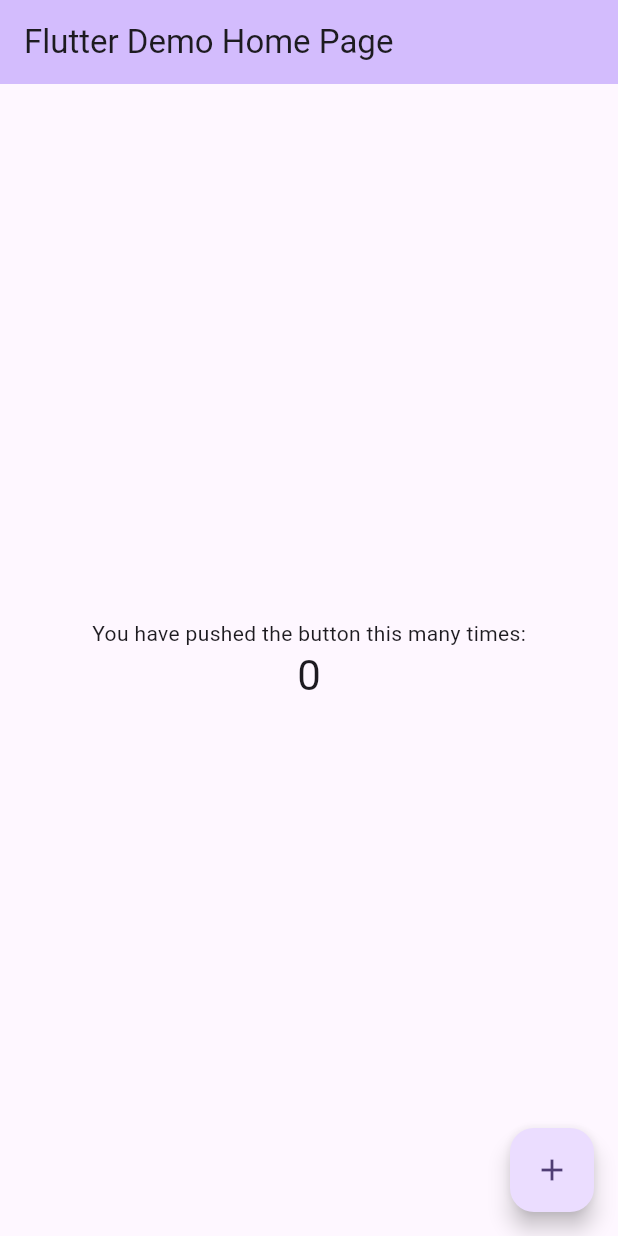
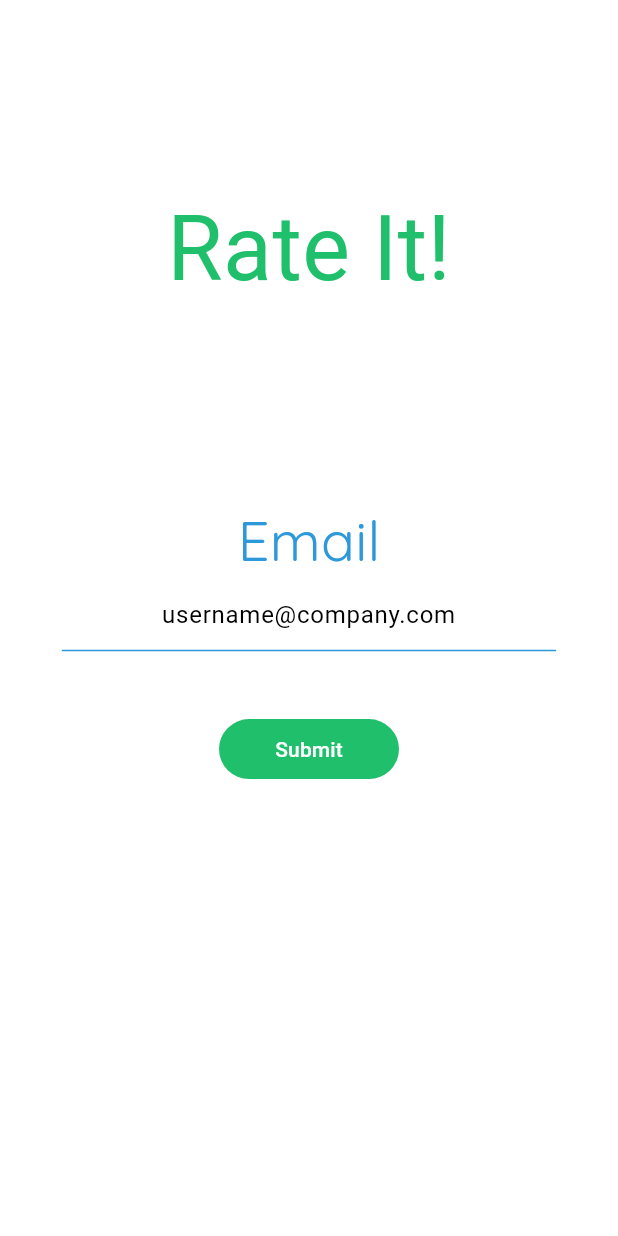
Before and after one commit to YanaKrivitskaya/RateIt, a Flutter app: the screen it shows after launch, on a phone screen of 412 x 824 dp. Run offline on Flutter 3.47's test engine with Material 3 defaults, Android fonts, the phone set to English and light mode, and no system bars; our stand-ins replace bloc, flutter_bloc, google_fonts, sizer.

Commit message:
[new] - login view created, styles, colors added

```diff
--- /dev/null
+++ b/lib/helpers/colors.dart
@@ -0,0 +1,23 @@
+import 'package:flutter/material.dart';
+
+class ColorsPalette {
+  static const Color white = Colors.white;
+  static const Color black = Colors.black;
+
+  static const Color desire = Color(0xFFEB3B5A);
+  static const Color highBlue = Color(0xFF45AAF2);
+  static const Color boyzone = Color(0xFF2D98DA);
+  static const Color orangeHibiscus = Color(0xFFFD9644);
+  static const Color beniukonBronze = Color(0xFFFA8231);
+  static const Color c64Ntsc = Color(0xFF4B7BEC);
+  static const Color royalBlue = Color(0xFF3867D6);
+  static const Color flirtatious = Color(0xFFFED330);
+  static const Color lighterPurple = Color(0xFFA55EEA);
+  static const Color gloomyPurple = Color(0xFF8854D0);
+  static const Color reptileGreen = Color(0xFF26DE81);
+  static const Color algalFuel = Color(0xFF20BF6B);
+  static const Color maxBlueGreen = Color(0xFF2BCBBA);
+  static const Color turquoiseTopaz = Color(0xFF0FB9B1);
+  static const Color blueGrey = Color(0xFFACC1DA);
+  static const Color blueHorizon = Color(0xFF4B6584);
+}
--- /dev/null
+++ b/lib/helpers/styles.dart
@@ -0,0 +1,44 @@
+import 'package:flutter/material.dart';
+import 'package:google_fonts/google_fonts.dart';
+
+import 'package:sizer/sizer.dart';
+
+final double fullWidth = 100.w;
+final double fullHeight = 100.h;
+
+//ANCHOR Width
+final double width40 = 40.w;
+final double width60 = 60.w;
+final double width70 = 70.w;
+final double width80 = 80.w;
+final double width90 = 90.w;
+
+// ANCHOR Height
+final double sizerHeight = 15.h;
+final double formPaddingHeight = 5.h;
+final double scrollViewHeightXs = 15.h;
+final double scrollViewHeightSm = 30.h;
+final double scrollViewHeightMd = 35.h;
+final double scrollViewHeightLg = 60.h;
+
+//ANCHOR Font Size
+final double headerFontSize = 25.sp; // View headers
+final double smallHeaderFontSize = 20.sp; // View headers
+final double accentFontSize = 16.sp; // Form headers
+final double fontSize = 14.sp; // Form fields
+final double fontSizesm = 12.sp;
+final double fontSizexs = 10.sp;
+
+TextStyle headerTextStyle({Color? color, double? fontSize, FontWeight? weight, TextDecoration? decoration}) =>
+    GoogleFonts.playpenSans(textStyle: TextStyle(
+        color: color ?? Colors.black,
+        fontSize: fontSize,
+        fontWeight: weight ?? FontWeight.normal,
+        decoration: decoration));
+
+TextStyle appTextStyle({Color? color, double? fontSize, FontWeight? weight, TextDecoration? decoration}) =>
+    GoogleFonts.quicksand(textStyle: TextStyle(
+        color: color ?? Colors.black,
+        fontSize: fontSize,
+        fontWeight: weight ?? FontWeight.normal,
+        decoration: decoration));
--- a/lib/main.dart
+++ b/lib/main.dart
@@ -1,122 +1,33 @@
 import 'package:flutter/material.dart';
+import 'package:google_fonts/google_fonts.dart';
+import 'package:rateit/helpers/colors.dart';
+import 'package:rateit/views/login/login_page.dart';
+import 'package:sizer/sizer.dart';
 
 void main() {
-  runApp(const MyApp());
+  runApp(const RateItApp());
 }
 
-class MyApp extends StatelessWidget {
-  const MyApp({super.key});
+class RateItApp extends StatelessWidget {
+  const RateItApp({super.key});
 
   // This widget is the root of your application.
   @override
   Widget build(BuildContext context) {
-    return MaterialApp(
-      title: 'Flutter Demo',
-      theme: ThemeData(
-        // This is the theme of your application.
-        //
-        // TRY THIS: Try running your application with "flutter run". You'll see
-        // the application has a purple toolbar. Then, without quitting the app,
-        // try changing the seedColor in the colorScheme below to Colors.green
-        // and then invoke "hot reload" (save your changes or press the "hot
-        // reload" button in a Flutter-supported IDE, or press "r" if you used
-        // the command line to start the app).
-        //
-        // Notice that the counter didn't reset back to zero; the application
-        // state is not lost during the reload. To reset the state, use hot
-        // restart instead.
-        //
-        // This works for code too, not just values: Most code changes can be
-        // tested with just a hot reload.
-        colorScheme: ColorScheme.fromSeed(seedColor: Colors.deepPurple),
-      ),
-      home: const MyHomePage(title: 'Flutter Demo Home Page'),
-    );
+    return Sizer(builder: (context, orientation, deviceType) {
+      return MaterialApp(
+        debugShowCheckedModeBanner: false,
+        theme: ThemeData(
+          primaryColor: ColorsPalette.flirtatious,
+          scaffoldBackgroundColor: ColorsPalette.white,
+          textTheme: GoogleFonts.kleeOneTextTheme(Theme.of(context).textTheme),
+          colorScheme: ColorScheme.fromSwatch().copyWith(
+              secondary: ColorsPalette.turquoiseTopaz,
+              outline: ColorsPalette.boyzone
+          ),
+        ),
+        home: const LoginPage(),
+      );
+    });
   }
 }
-
-class MyHomePage extends StatefulWidget {
-  const MyHomePage({super.key, required this.title});
-
-  // This widget is the home page of your application. It is stateful, meaning
-  // that it has a State object (defined below) that contains fields that affect
-  // how it looks.
-
-  // This class is the configuration for the state. It holds the values (in this
-  // case the title) provided by the parent (in this case the App widget) and
-  // used by the build method of the State. Fields in a Widget subclass are
-  // always marked "final".
-
-  final String title;
-
-  @override
-  State<MyHomePage> createState() => _MyHomePageState();
-}
-
-class _MyHomePageState extends State<MyHomePage> {
-  int _counter = 0;
-
-  void _incrementCounter() {
-    setState(() {
-      // This call to setState tells the Flutter framework that something has
-      // changed in this State, which causes it to rerun the build method below
-      // so that the display can reflect the updated values. If we changed
-      // _counter without calling setState(), then the build method would not be
-      // called again, and so nothing would appear to happen.
-      _counter++;
-    });
-  }
-
-  @override
-  Widget build(BuildContext context) {
-    // This method is rerun every time setState is called, for instance as done
-    // by the _incrementCounter method above.
-    //
-    // The Flutter framework has been optimized to make rerunning build methods
-    // fast, so that you can just rebuild anything that needs updating rather
-    // than having to individually change instances of widgets.
-    return Scaffold(
-      appBar: AppBar(
-        // TRY THIS: Try changing the color here to a specific color (to
-        // Colors.amber, perhaps?) and trigger a hot reload to see the AppBar
-        // change color while the other colors stay the same.
-        backgroundColor: Theme.of(context).colorScheme.inversePrimary,
-        // Here we take the value from the MyHomePage object that was created by
-        // the App.build method, and use it to set our appbar title.
-        title: Text(widget.title),
-      ),
-      body: Center(
-        // Center is a layout widget. It takes a single child and positions it
-        // in the middle of the parent.
-        child: Column(
-          // Column is also a layout widget. It takes a list of children and
-          // arranges them vertically. By default, it sizes itself to fit its
-          // children horizontally, and tries to be as tall as its parent.
-          //
-          // Column has various properties to control how it sizes itself and
-          // how it positions its children. Here we use mainAxisAlignment to
-          // center the children vertically; the main axis here is the vertical
-          // axis because Columns are vertical (the cross axis would be
-          // horizontal).
-          //
-          // TRY THIS: Invoke "debug painting" (choose the "Toggle Debug Paint"
-          // action in the IDE, or press "p" in the console), to see the
-          // wireframe for each widget.
-          mainAxisAlignment: MainAxisAlignment.center,
-          children: <Widget>[
-            const Text('You have pushed the button this many times:'),
-            Text(
-              '$_counter',
-              style: Theme.of(context).textTheme.headlineMedium,
-            ),
-          ],
-        ),
-      ),
-      floatingActionButton: FloatingActionButton(
-        onPressed: _incrementCounter,
-        tooltip: 'Increment',
-        child: const Icon(Icons.add),
-      ), // This trailing comma makes auto-formatting nicer for build methods.
-    );
-  }
-}
--- /dev/null
+++ b/lib/views/login/cubit/login_cubit.dart
@@ -0,0 +1,8 @@
+import 'package:bloc/bloc.dart';
+import 'package:meta/meta.dart';
+
+part 'login_state.dart';
+
+class LoginCubit extends Cubit<LoginState> {
+  LoginCubit() : super(LoginInitial());
+}
--- /dev/null
+++ b/lib/views/login/cubit/login_state.dart
@@ -0,0 +1,6 @@
+part of 'login_cubit.dart';
+
+@immutable
+abstract class LoginState {}
+
+class LoginInitial extends LoginState {}
--- /dev/null
+++ b/lib/views/login/login_page.dart
@@ -0,0 +1,17 @@
+import 'package:flutter/material.dart';
+import 'package:flutter_bloc/flutter_bloc.dart';
+import 'package:rateit/views/login/cubit/login_cubit.dart';
+
+import 'login_view.dart';
+
+class LoginPage extends StatelessWidget {
+  const LoginPage({super.key});
+
+  @override
+  Widget build(BuildContext context) {
+    return BlocProvider(
+      create: (_) => LoginCubit(),
+      child: LoginView()
+    );
+  }
+}
--- /dev/null
+++ b/lib/views/login/login_view.dart
@@ -0,0 +1,86 @@
+import 'package:flutter/material.dart';
+import 'package:flutter_bloc/flutter_bloc.dart';
+import 'package:rateit/helpers/colors.dart';
+import 'package:rateit/helpers/styles.dart';
+import 'package:rateit/views/login/cubit/login_cubit.dart';
+
+class LoginView extends StatefulWidget {
+  const LoginView({super.key});
+
+  @override
+  _LoginViewState createState() => _LoginViewState();
+}
+
+class _LoginViewState extends State<LoginView> {
+  final TextEditingController _emailController = TextEditingController();
+
+  @override
+  void dispose(){
+    _emailController.dispose();
+    super.dispose();
+  }
+
+  @override
+  Widget build(BuildContext context) {
+    print(fullWidth);
+    return Scaffold(
+      body: BlocBuilder<LoginCubit, LoginState>(
+        builder: (context, state) {
+          return Column(
+            children: [
+              SizedBox(height: sizerHeight),
+              _header(),
+              SizedBox(height: sizerHeight),
+              SizedBox(
+                width: fullWidth < 600 ? width80 : 600,
+                child: Column(
+                  children: [
+                    Text("Email", style: appTextStyle(color: ColorsPalette.boyzone, fontSize: headerFontSize)),
+                    _emailTextField(_emailController, state),
+                  ],
+                )
+              ),
+              SizedBox(height: formPaddingHeight),
+              _submitButton(context)
+            ],
+          );
+        },
+      ),
+    );
+  }
+}
+
+Widget _header() => Row(
+    mainAxisAlignment: MainAxisAlignment.center,
+    children: <Widget>[
+      Text("Rate It!", style: headerTextStyle(color: ColorsPalette.algalFuel, fontSize: 60.0)),
+    ],
+  );
+
+Widget _emailTextField(TextEditingController emailController, LoginState state) => new TextFormField(
+    decoration: const InputDecoration(
+      //labelText: 'Email',
+        hintText: "username@company.com"
+    ),
+    textAlign: TextAlign.center,
+    keyboardType: TextInputType.emailAddress,
+    autovalidateMode: AutovalidateMode.onUserInteraction,
+    validator: (_) {
+      //return (state is LoginStateEdit && !state.isEmailValid) ? 'Invalid Email' : null;
+    },
+    controller: emailController
+);
+
+Widget _submitButton(BuildContext context) => TextButton(
+    style: ButtonStyle(
+        fixedSize: WidgetStateProperty.all<Size>(const Size.fromWidth(120.0)),
+        backgroundColor: WidgetStateProperty.all<Color>(ColorsPalette.algalFuel),
+        foregroundColor: WidgetStateProperty.all<Color>(ColorsPalette.white)
+    ),
+    onPressed: () {
+      /*Navigator.pushNamed(context, newGameRoute).then((value) {
+        context.read<HomeCubit>().getCurrentGame();
+      });*/
+    },
+    child: const Text("Submit")
+);
--- a/pubspec.yaml
+++ b/pubspec.yaml
@@ -1,5 +1,5 @@
 name: rateit
-description: "A new Flutter project."
+description: "RateIt!"
 # The following line prevents the package from being accidentally published to
 # pub.dev using `flutter pub publish`. This is preferred for private packages.
 publish_to: 'none' # Remove this line if you wish to publish to pub.dev
@@ -34,6 +34,9 @@ dependencies:
   # The following adds the Cupertino Icons font to your application.
   # Use with the CupertinoIcons class for iOS style icons.
   cupertino_icons: ^1.0.8
+  flutter_bloc: ^9.1.1
+  google_fonts: ^6.2.1
+  sizer: ^3.0.5
 
 dev_dependencies:
   flutter_test:
```
Also changed, not shown: pubspec.lock, 2 other files.
